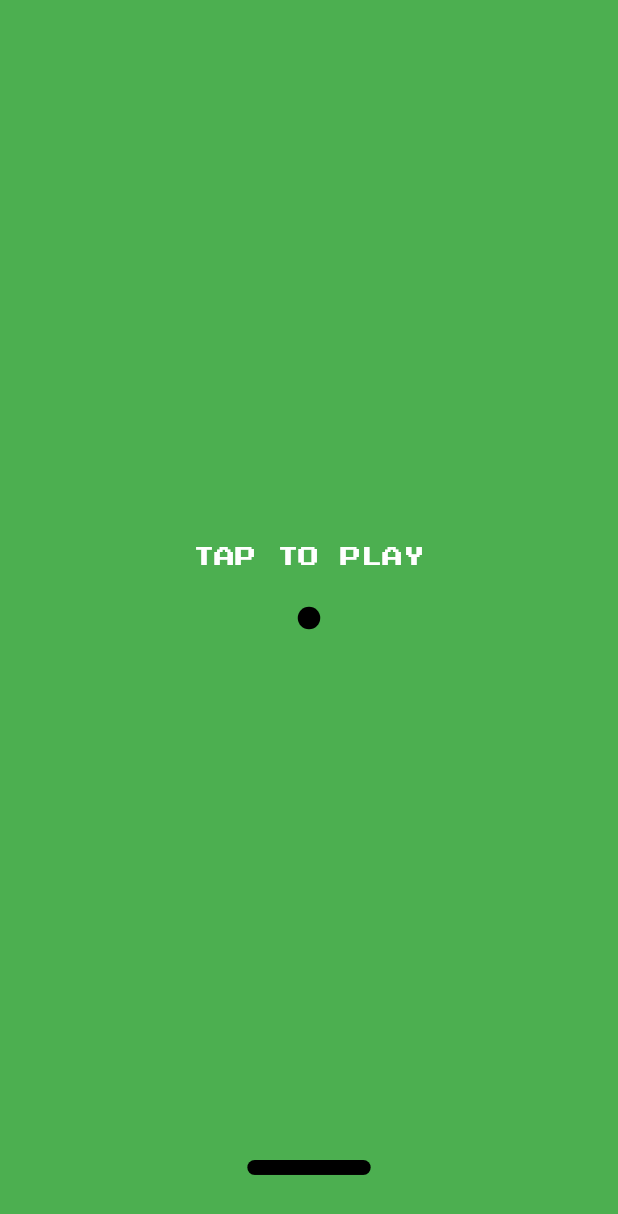
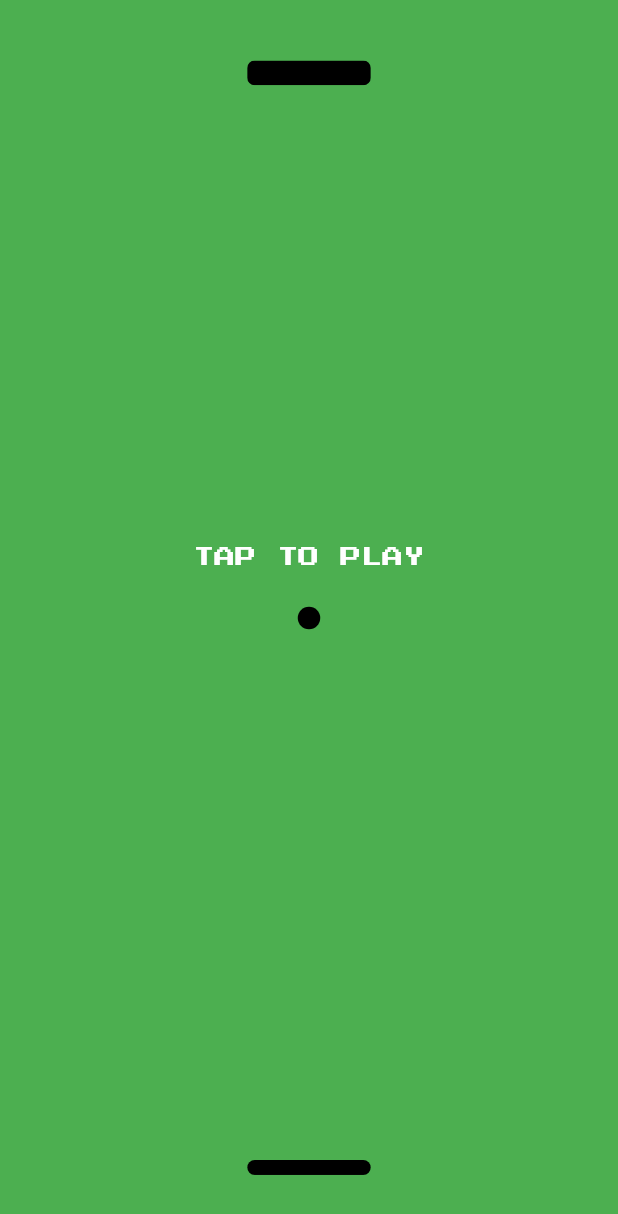
Before and after one commit to exu-s/brickbreaker, a Flutter app: the screen it shows after launch, on a phone screen of 412 x 824 dp. Shown: the top 1214 px of the screen. Run offline on Flutter 3.47's test engine with Material 2 defaults, Android fonts, the phone set to English and light mode, and no system bars; our stand-ins replace google_fonts.

Commit message:
brick and game over screen

```diff
--- /dev/null
+++ b/lib/brick.dart
@@ -0,0 +1,31 @@
+import 'package:flutter/material.dart';
+
+class MyBrick extends StatelessWidget {
+  final brickX;
+  final brickY;
+  final brickHeight;
+  final brickWidth;
+
+  const MyBrick(
+      {Key? key,
+      required this.brickHeight,
+      required this.brickWidth,
+      this.brickX,
+      this.brickY})
+      : super(key: key);
+
+  @override
+  Widget build(BuildContext context) {
+    return Container(
+      alignment: Alignment(brickX, brickY),
+      child: ClipRRect(
+        borderRadius: BorderRadius.circular(5),
+        child: Container(
+          height: MediaQuery.of(context).size.height * brickHeight / 2,
+          width: MediaQuery.of(context).size.width * brickWidth / 2,
+          color: Colors.black,
+        ),
+      ),
+    );
+  }
+}
--- /dev/null
+++ b/lib/gameoverscreen.dart
@@ -0,0 +1,20 @@
+import 'package:flutter/material.dart';
+import 'package:google_fonts/google_fonts.dart';
+
+class GameOverScreen extends StatelessWidget {
+  final bool isGameOver;
+  const GameOverScreen({Key? key, required this.isGameOver}) : super(key: key);
+
+  @override
+  Widget build(BuildContext context) {
+    return isGameOver
+        ? Container(
+            alignment: const Alignment(0, -0.3),
+            child: Text(
+              'G A M E   O V E R',
+              style: GoogleFonts.pressStart2p(color: Colors.white),
+            ),
+          )
+        : Container();
+  }
+}
--- a/lib/home_page.dart
+++ b/lib/home_page.dart
@@ -2,7 +2,9 @@
 import 'dart:async';
 
 import 'package:brickbreaker/ball.dart';
+import 'package:brickbreaker/brick.dart';
 import 'package:brickbreaker/coverscreen.dart';
+import 'package:brickbreaker/gameoverscreen.dart';
 import 'package:brickbreaker/player.dart';
 import 'package:flutter/material.dart';
 import 'package:flutter/services.dart';
@@ -27,6 +29,11 @@ class _HomePageState extends State<HomePage> {
 
   bool hasGameStarted = false;
   bool isGameOver = false;
+
+  double brickX = 0;
+  double brickY = -0.9;
+  double brickWidth = 0.4;
+  double brickHeight = 0.04;
 
   // start game
   void startGame() {
@@ -115,13 +122,22 @@ class _HomePageState extends State<HomePage> {
                 // tap to play
                 CoverScreen(hasGameStarted: hasGameStarted),
 
+                // game over screen
+                GameOverScreen(isGameOver: isGameOver),
+
                 // the ball
                 MyBall(ballX: ballX, ballY: ballY),
 
                 // player
-                MyPlayer(playerX: playerX, playerWidth: playerWidth)
+                MyPlayer(playerX: playerX, playerWidth: playerWidth),
 
-                // playerX exact position
+                // bricks to hit
+                MyBrick(
+                  brickHeight: brickHeight,
+                  brickWidth: brickWidth,
+                  brickX: brickX,
+                  brickY: brickY,
+                )
               ],
             ),
           ),
```
